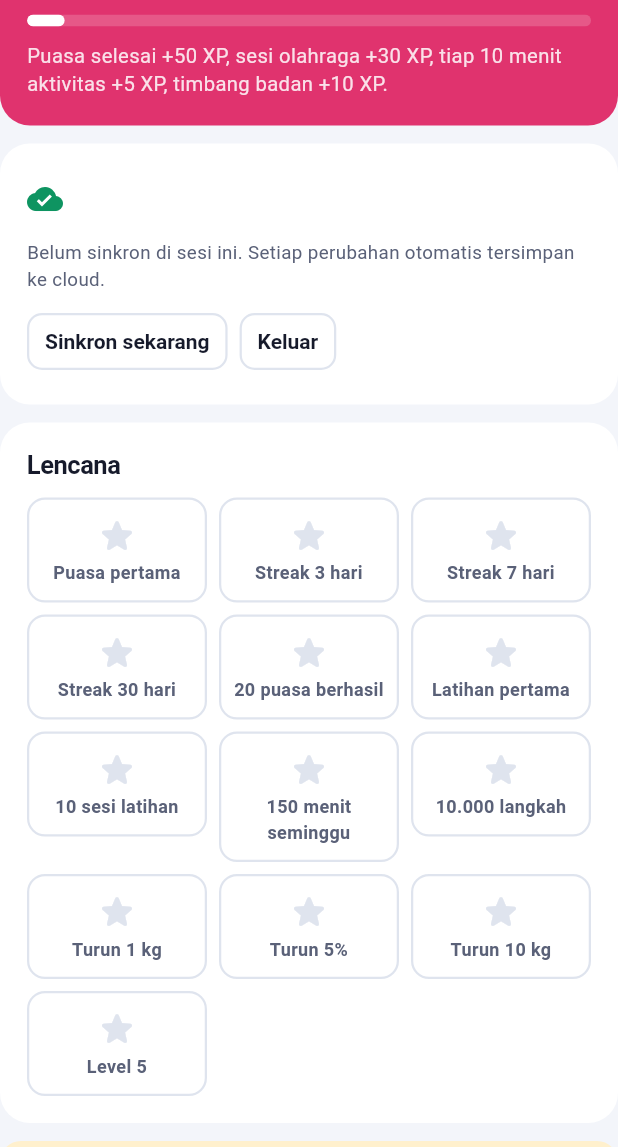
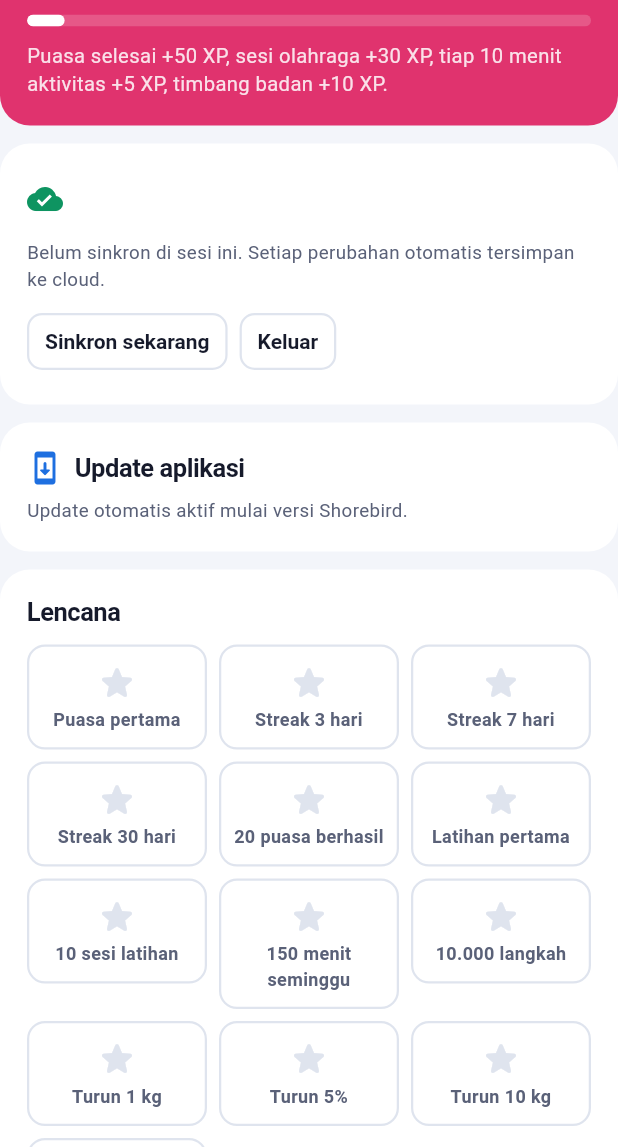
Before and after one commit to Leader9697/puasa-gerak, a Flutter app: the MeTab widget shown alone on an empty page, opened directly, on a phone screen of 412 x 824 dp, the part 89-1236 px from its top. Run offline on Flutter 3.47's test engine with Material 3 defaults, Android fonts, the phone set to English and light mode, and no system bars; our stand-ins replace audioplayers, cloud_firestore, firebase_auth, firebase_core, flutter_local_notifications, flutter_timezone and 4 more; missing offline and left inert: health, shorebird_code_push; accounts and stored records are empty.

Commit message:
Shorebird: kartu Update aplikasi, rilis Shorebird pertama [release]
Co-Authored-By: Claude Opus 5.5 <noreply@anthropic.com>
Claude-Session: https://claude.ai/code/session_01Ur32bWE8Ji71WrrNFy47jT

```diff
--- a/lib/ui/me_tab.dart
+++ b/lib/ui/me_tab.dart
@@ -1,5 +1,6 @@
 import 'package:flutter/services.dart';
 import 'package:material_ui/material_ui.dart';
+import 'package:shorebird_code_push/shorebird_code_push.dart';
 
 import '../cloud.dart';
 import '../data.dart';
@@ -65,6 +66,7 @@ class _MeTabState extends State<MeTab> {
         ], gap: 10),
       ),
       const _AccountCard(),
+      const _UpdateCard(),
       if (hasPlan(p)) const _PlanSettings(),
       Box(
         child: Col([
@@ -328,3 +330,80 @@ class _PlanSettingsState extends State<_PlanSettings> {
     );
   }
 }
+
+/// Over-the-air updates (Shorebird): shows the installed patch and lets the
+/// user fetch a new one right away instead of waiting for the next launch.
+class _UpdateCard extends StatefulWidget {
+  const _UpdateCard();
+  @override
+  State<_UpdateCard> createState() => _UpdateCardState();
+}
+
+class _UpdateCardState extends State<_UpdateCard> {
+  final _u = ShorebirdUpdater();
+  int? patch;
+  bool busy = false;
+  String msg = '';
+
+  @override
+  void initState() {
+    super.initState();
+    if (_u.isAvailable) {
+      _u.readCurrentPatch().then((p) {
+        if (mounted) setState(() => patch = p?.number);
+      }).catchError((_) {});
+    }
+  }
+
+  Future<void> _check() async {
+    setState(() {
+      busy = true;
+      msg = 'Memeriksa…';
+    });
+    String m;
+    try {
+      final st = await _u.checkForUpdate();
+      if (st == UpdateStatus.outdated) {
+        setState(() => msg = 'Mengunduh update…');
+        await _u.update();
+        m = 'Update terunduh. Tutup aplikasi sepenuhnya lalu buka lagi untuk memakainya.';
+      } else if (st == UpdateStatus.restartRequired) {
+        m = 'Update sudah terunduh. Tutup aplikasi sepenuhnya lalu buka lagi.';
+      } else if (st == UpdateStatus.upToDate) {
+        m = 'Sudah versi terbaru.';
+      } else {
+        m = 'Update otomatis belum aktif di versi ini.';
+      }
+    } catch (_) {
+      m = 'Gagal memeriksa update. Coba lagi saat ada internet.';
+    }
+    if (mounted) {
+      setState(() {
+        busy = false;
+        msg = m;
+      });
+    }
+  }
+
+  @override
+  Widget build(BuildContext context) {
+    final on = _u.isAvailable;
+    return Box(
+      child: Col([
+        Row(children: [
+          const Icon(Icons.system_update_rounded, color: C.blue),
+          const SizedBox(width: 8),
+          const Expanded(child: H3('Update aplikasi')),
+          if (on) Pill(patch == null ? 'Versi dasar' : 'Update #$patch', color: C.blue),
+        ]),
+        Muted(
+            on
+                ? 'Update kecil masuk otomatis tanpa pasang APK: diunduh saat aplikasi dibuka, aktif saat dibuka berikutnya.'
+                : 'Update otomatis aktif mulai versi Shorebird.',
+            size: 12.5),
+        if (msg.isNotEmpty) Text(msg, style: const TextStyle(fontSize: 13, fontWeight: FontWeight.w600)),
+        if (on) Btn(busy ? 'Memeriksa…' : 'Cek update sekarang', small: true, ghost: true, onTap: busy ? null : _check),
+      ], gap: 8),
+    );
+  }
+}
--- a/pubspec.yaml
+++ b/pubspec.yaml
@@ -46,6 +46,7 @@ dependencies:
   firebase_core: ^5.2.0
   firebase_auth: ^7.1.0
   cloud_firestore: ^7.2.0
+  shorebird_code_push: ^2.0.7
 
 dev_dependencies:
   flutter_test:
```
Also changed, not shown: pubspec.lock.
